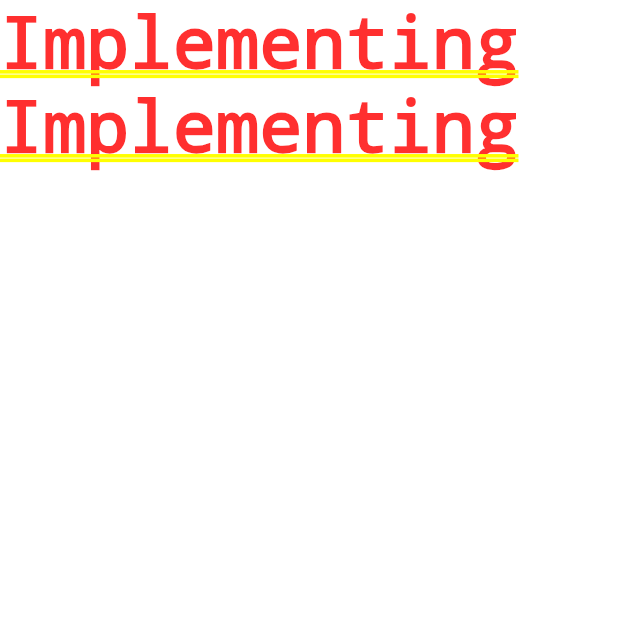
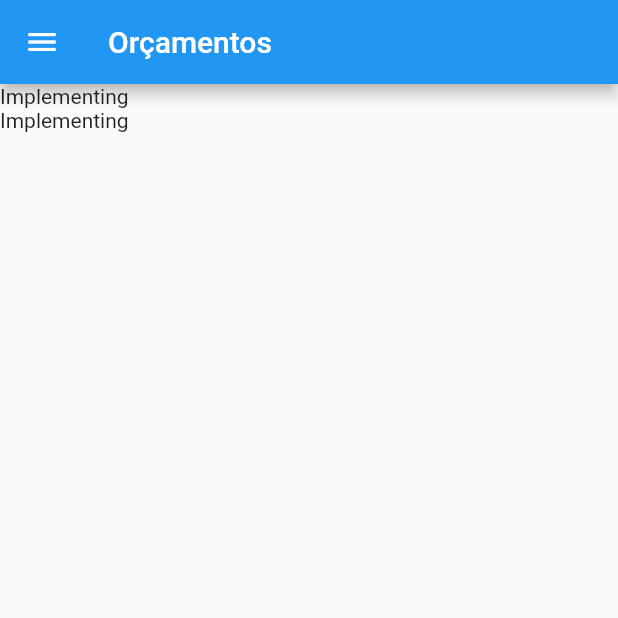
Before and after one commit to dpjoaopedro/empreiteiraApp, a Flutter app: the screen it shows after launch, on a phone screen of 412 x 824 dp, the top half of it. Run offline on Flutter 3.47's test engine with Material 2 defaults, Android fonts, the phone set to English and light mode, and no system bars.

Commit message:
added budget screen

```diff
--- a/lib/screens/budget_screen.dart
+++ b/lib/screens/budget_screen.dart
@@ -1,13 +1,20 @@
+import 'package:empreiteiraApp/components/app_drawer.dart';
 import 'package:flutter/material.dart';
 
 class BudgetScreen extends StatelessWidget {
   @override
   Widget build(BuildContext context) {
-    return ListView.builder(
-      itemCount: 2,
-      itemBuilder: (context, index) {
-        return Text('Implementing');
-      },
+    return Scaffold(
+      appBar: AppBar(
+        title: Text('Orçamentos'),
+      ),
+      drawer: AppDrawer(),
+      body: ListView.builder(
+        itemCount: 2,
+        itemBuilder: (context, index) {
+          return Text('Implementing');
+        },
+      ),
     );
   }
 }
```
